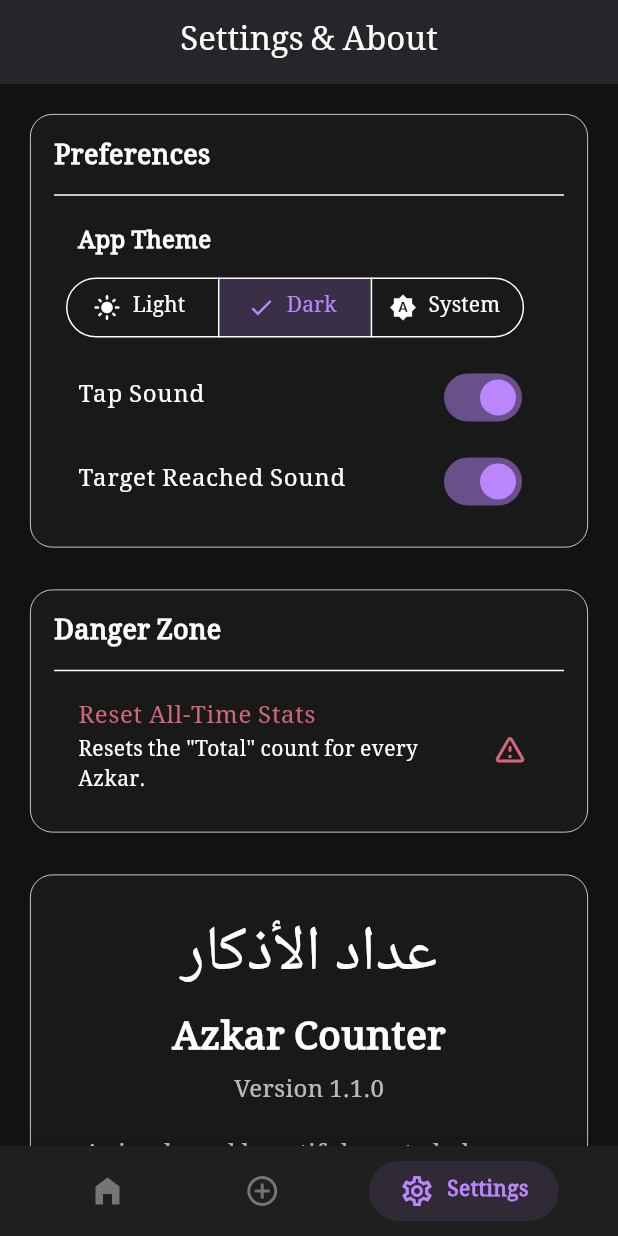
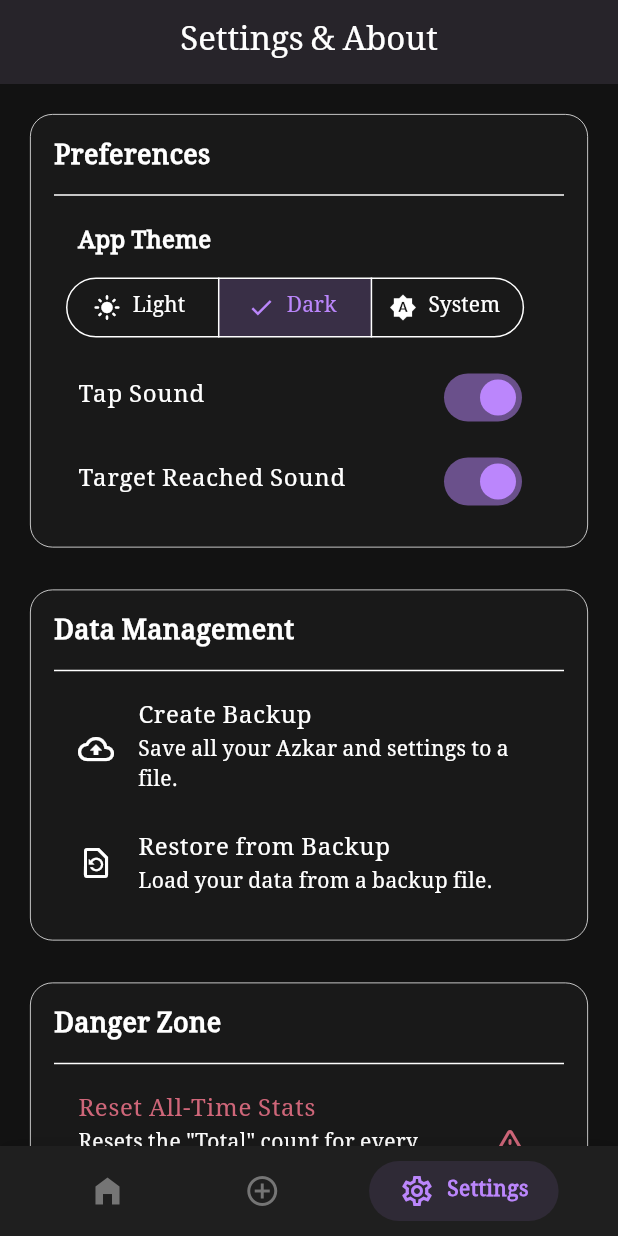
Before and after one commit to thenasihun/azkar-counter-app, a Flutter app: the screen it shows after launch, item 3 of the bottom bar chosen, on a phone screen of 412 x 824 dp. Run offline on Flutter 3.47's test engine with Material 3 defaults, Android fonts, the phone set to English and light mode, and no system bars; our stand-ins replace file_picker, hive, shared_preferences, vibration; accounts and stored records are empty.

Commit message:
added: backup & restore

```diff
--- a/lib/providers/azkar_provider.dart
+++ b/lib/providers/azkar_provider.dart
@@ -56,7 +56,6 @@ class AzkarProvider with ChangeNotifier {
     notifyListeners();
   }
 
-  // Resets the "Total" count for every Azkar in the list
   Future<void> resetAllTotalCounts() async {
     for (var azkar in _azkarList) {
       azkar.totalCount = 0;
@@ -77,6 +76,15 @@ class AzkarProvider with ChangeNotifier {
     notifyListeners();
   }
 
+  /// Replaces the entire database with data from a backup file.
+  Future<void> restoreAzkar(List<AzkarModel> restoredAzkar) async {
+    final box = await _storageService.openBox();
+    await box.clear(); // Clear all existing data
+    await box.addAll(restoredAzkar); // Add the restored data
+    _azkarList = box.values.toList(); // Reload the list from the box
+    notifyListeners();
+  }
+
   void _resetDailyCountsIfNeeded() {
     final now = DateTime.now();
     for (var azkar in _azkarList) {
--- /dev/null
+++ b/lib/services/backup_service.dart
@@ -0,0 +1,135 @@
+import 'dart:convert';
+import 'dart:io';
+import 'package:azkar_counter/models/azkar_model.dart';
+import 'package:file_picker/file_picker.dart';
+import 'package:flutter/material.dart';
+import 'package:intl/intl.dart';
+import 'package:provider/provider.dart';
+import 'package:azkar_counter/providers/azkar_provider.dart';
+import 'package:azkar_counter/providers/settings_provider.dart';
+import 'package:azkar_counter/providers/theme_provider.dart';
+
+class BackupService {
+  // --- Create Backup ---
+  static Future<void> createBackup(BuildContext context) async {
+    try {
+      // Gather all data from providers
+      final azkarProvider = Provider.of<AzkarProvider>(context, listen: false);
+      final settingsProvider = Provider.of<SettingsProvider>(context, listen: false);
+      final themeProvider = Provider.of<ThemeProvider>(context, listen: false);
+
+      // Create a map of all Azkar data
+      final List<Map<String, dynamic>> azkarData =
+          azkarProvider.azkarList.map((azkar) {
+        return {
+          'title': azkar.title,
+          'arabic': azkar.arabic,
+          'meaning': azkar.meaning,
+          'dailyCount': azkar.dailyCount,
+          'totalCount': azkar.totalCount,
+          'isCustom': azkar.isCustom,
+          'lastUpdated': azkar.lastUpdated.toIso8601String(),
+          'targetCount': azkar.targetCount,
+        };
+      }).toList();
+
+      // Create a map for all settings
+      final Map<String, dynamic> settingsData = {
+        'themeMode': themeProvider.themeMode.index,
+        'isTapSoundOn': settingsProvider.isTapSoundOn,
+        'isTargetSoundOn': settingsProvider.isTargetSoundOn,
+      };
+
+      // Combine everything into a single backup object
+      final Map<String, dynamic> backupData = {
+        'backupDate': DateTime.now().toIso8601String(),
+        'azkarList': azkarData,
+        'settings': settingsData,
+      };
+
+      // Convert the map to a JSON string
+      final String jsonString = jsonEncode(backupData);
+
+      // Generate a default file name
+      final String fileName =
+          'azkar_counter_backup_${DateFormat('yyyy-MM-dd_HH-mm').format(DateTime.now())}.json';
+
+      // Use `saveFile` which handles permissions automatically by letting the user choose the location.
+      final String? result = await FilePicker.platform.saveFile(
+        dialogTitle: 'Please select an output file:',
+        fileName: fileName,
+        bytes: utf8.encode(jsonString),
+      );
+
+      // The 'result' will be the path if the file was saved, or null if the user canceled.
+      if (result != null) {
+        // ignore: use_build_context_synchronously
+        ScaffoldMessenger.of(context).showSnackBar(
+          SnackBar(content: Text('Backup created successfully: $fileName')),
+        );
+      } else {
+        // User canceled the dialog
+      }
+    } catch (e) {
+      // ignore: use_build_context_synchronously
+      ScaffoldMessenger.of(context).showSnackBar(
+        SnackBar(content: Text('Error creating backup: $e')),
+      );
+    }
+  }
+
+  // --- Restore from Backup ---
+  static Future<void> restoreFromBackup(BuildContext context) async {
+    try {
+      final FilePickerResult? result = await FilePicker.platform.pickFiles(
+        type: FileType.custom,
+        allowedExtensions: ['json'],
+      );
+
+      if (result != null) {
+        final File file = File(result.files.single.path!);
+        final String jsonString = await file.readAsString();
+        final Map<String, dynamic> backupData = jsonDecode(jsonString);
+
+        // Restore Azkar data
+        final List<dynamic> azkarData = backupData['azkarList'];
+        final List<AzkarModel> restoredAzkar = azkarData.map((data) {
+          return AzkarModel(
+            title: data['title'],
+            arabic: data['arabic'],
+            meaning: data['meaning'],
+            dailyCount: data['dailyCount'],
+            totalCount: data['totalCount'],
+            isCustom: data['isCustom'],
+            lastUpdated: DateTime.parse(data['lastUpdated']),
+            targetCount: data['targetCount'],
+          );
+        }).toList();
+
+        // Restore settings data
+        final Map<String, dynamic> settingsData = backupData['settings'];
+        final ThemeMode themeMode = ThemeMode.values[settingsData['themeMode']];
+        final bool isTapSoundOn = settingsData['isTapSoundOn'];
+        final bool isTargetSoundOn = settingsData['isTargetSoundOn'];
+
+        // Apply the restored data using providers
+        // ignore: use_build_context_synchronously
+        Provider.of<AzkarProvider>(context, listen: false)
+            .restoreAzkar(restoredAzkar);
+        // ignore: use_build_context_synchronously
+        Provider.of<ThemeProvider>(context, listen: false).setTheme(themeMode);
+        // ignore: use_build_context_synchronously
+        Provider.of<SettingsProvider>(context, listen: false)
+            .restoreSoundSettings(isTapSoundOn, isTargetSoundOn);
+
+        ScaffoldMessenger.of(context).showSnackBar(
+          const SnackBar(content: Text('Backup restored successfully!')),
+        );
+      }
+    } catch (e) {
+      ScaffoldMessenger.of(context).showSnackBar(
+        SnackBar(content: Text('Error restoring backup: $e')),
+      );
+    }
+  }
+}
--- a/lib/services/local_storage_service.dart
+++ b/lib/services/local_storage_service.dart
@@ -15,13 +15,39 @@ class LocalStorageService {
     return await Hive.openBox<AzkarModel>(azkarBoxName);
   }
 
+  // Updated to include default target counts
   List<AzkarModel> getPreloadedAzkar() {
     return [
-      AzkarModel(title: 'Allahu Akbar', arabic: 'الله أكبر', meaning: 'Allah is the Greatest', lastUpdated: DateTime.now()),
-      AzkarModel(title: 'SubhanAllah', arabic: 'سبحان الله', meaning: 'Glory be to Allah', lastUpdated: DateTime.now()),
-      AzkarModel(title: 'Alhamdulillah', arabic: 'الحمد لله', meaning: 'Praise be to Allah', lastUpdated: DateTime.now()),
-      AzkarModel(title: 'La ilaha illallah', arabic: 'لا إله إلا الله', meaning: 'There is no god but Allah', lastUpdated: DateTime.now()),
-      AzkarModel(title: 'Astaghfirullah', arabic: 'أستغفر الله', meaning: 'I seek forgiveness from Allah', lastUpdated: DateTime.now()),
+      AzkarModel(
+          title: 'Allahu Akbar',
+          arabic: 'الله أكبر',
+          meaning: 'Allah is the Greatest',
+          lastUpdated: DateTime.now(),
+          targetCount: 33),
+      AzkarModel(
+          title: 'SubhanAllah',
+          arabic: 'سبحان الله',
+          meaning: 'Glory be to Allah',
+          lastUpdated: DateTime.now(),
+          targetCount: 33),
+      AzkarModel(
+          title: 'Alhamdulillah',
+          arabic: 'الحمد لله',
+          meaning: 'Praise be to Allah',
+          lastUpdated: DateTime.now(),
+          targetCount: 33),
+      AzkarModel(
+          title: 'La ilaha illallah',
+          arabic: 'لا إله إلا الله',
+          meaning: 'There is no god but Allah',
+          lastUpdated: DateTime.now(),
+          targetCount: 100), // Special target for this Azkar
+      AzkarModel(
+          title: 'Astaghfirullah',
+          arabic: 'أستغفر الله',
+          meaning: 'I seek forgiveness from Allah',
+          lastUpdated: DateTime.now(),
+          targetCount: 33),
     ];
   }
 }
--- a/lib/views/home_screen.dart
+++ b/lib/views/home_screen.dart
@@ -18,11 +18,10 @@ class _HomeScreenState extends State<HomeScreen> {
 
   @override
   Widget build(BuildContext context) {
-    // The screens managed by the bottom navigation bar
     final List<Widget> screens = [
       _buildDefaultAzkarList(),
       _buildCustomAzkarList(),
-      const SettingsScreen(), // Replaced InfoScreen with SettingsScreen
+      const SettingsScreen(),
     ];
 
     return Scaffold(
@@ -106,33 +105,20 @@ class _HomeScreenState extends State<HomeScreen> {
     );
   }
 
-  Widget _buildHeader(BuildContext context) {
-    final themeProvider = Provider.of<ThemeProvider>(context, listen: false);
-    IconData themeIcon;
-    switch (themeProvider.themeMode) {
-      case ThemeMode.light:
-        themeIcon = Icons.dark_mode_outlined;
-        break;
-      case ThemeMode.dark:
-        themeIcon = Icons.light_mode_outlined;
-        break;
-      case ThemeMode.system:
-        final brightness = MediaQuery.of(context).platformBrightness;
-        themeIcon = brightness == Brightness.dark
-            ? Icons.brightness_auto_outlined
-            : Icons.brightness_auto_outlined;
-        break;
-    }
-
-    return Stack(
+  // Updated Header for better padding and layout
+  PreferredSizeWidget _buildHeader(BuildContext context) {
+    return PreferredSize(
+      preferredSize: const Size.fromHeight(210), // Adjusted height
+      child: Stack(
         children: [
           Container(
             width: double.infinity,
-          padding: EdgeInsets.only(
-            top: MediaQuery.of(context).padding.top + 10,
-            bottom: 20,
-            left: 20,
-            right: 20,
+            // This padding creates the outer boundary for the inner card
+            padding: EdgeInsets.fromLTRB(
+              16, // Left padding
+              MediaQuery.of(context).padding.top + 16, // Top padding + safe area
+              16, // Right padding
+              16, // Bottom padding
             ),
             decoration: const BoxDecoration(
               gradient: LinearGradient(
@@ -141,8 +127,10 @@ class _HomeScreenState extends State<HomeScreen> {
                 end: Alignment.bottomRight,
               ),
             ),
+            // The inner container now fills the padded space
             child: Container(
-            padding: const EdgeInsets.all(24.0),
+              padding:
+                  const EdgeInsets.symmetric(horizontal: 24, vertical: 16),
               decoration: BoxDecoration(
                   color: Theme.of(context).cardColor.withOpacity(0.95),
                   borderRadius: BorderRadius.circular(20),
@@ -154,30 +142,31 @@ class _HomeScreenState extends State<HomeScreen> {
                     )
                   ]),
               child: Column(
+                mainAxisAlignment: MainAxisAlignment.center, // Vertically centers the text
                 children: [
                   Text("عداد الأذكار",
                       style: TextStyle(
-                        fontFamily: 'NotoNaskhArabic',
-                        fontSize: 36,
+                          fontFamily: 'Uthmanic',
+                          fontSize: 30,
                           color: Theme.of(context).colorScheme.onSurface)),
-                const SizedBox(height: 8),
+                  const SizedBox(height: 4),
                   Text("Azkar Counter",
                       style: TextStyle(
-                        fontSize: 24,
+                          fontSize: 20,
                           fontWeight: FontWeight.bold,
                           color: Theme.of(context).colorScheme.onSurface)),
                   const SizedBox(height: 4),
                   Text("Remember Allah with every breath",
                       style: TextStyle(
-                        fontSize: 16,
+                          fontSize: 13,
                           color: Theme.of(context)
                               .colorScheme
                               .onSurface
                               .withOpacity(0.6))),
-                const SizedBox(height: 8),
+                  const SizedBox(height: 6),
                   Text("by nasihun.com",
                       style: TextStyle(
-                        fontSize: 14,
+                          fontSize: 12,
                           color: Theme.of(context)
                               .colorScheme
                               .onSurface
@@ -188,15 +177,13 @@ class _HomeScreenState extends State<HomeScreen> {
             ),
           ),
         ],
+      ),
     );
   }
 
   Widget _buildDefaultAzkarList() {
     return Scaffold(
-      appBar: PreferredSize(
-        preferredSize: const Size.fromHeight(180),
-        child: _buildHeader(context),
-      ),
+      appBar: _buildHeader(context),
       body: Consumer<AzkarProvider>(
         builder: (context, provider, child) {
           final defaultAzkarList =
--- a/lib/views/settings_screen.dart
+++ b/lib/views/settings_screen.dart
@@ -1,3 +1,4 @@
+import 'package:azkar_counter/services/backup_service.dart';
 import 'package:flutter/material.dart';
 import 'package:provider/provider.dart';
 import 'package:azkar_counter/providers/azkar_provider.dart';
@@ -82,6 +83,25 @@ class SettingsScreen extends StatelessWidget {
                     settings.toggleTargetSound,
                   );
                 }),
+              ],
+            ),
+            const SizedBox(height: 20),
+            _buildSectionCard(
+              context: context,
+              title: 'Data Management',
+              items: [
+                ListTile(
+                  leading: const Icon(Icons.backup_outlined),
+                  title: const Text('Create Backup'),
+                  subtitle: const Text('Save all your Azkar and settings to a file.'),
+                  onTap: () => BackupService.createBackup(context),
+                ),
+                ListTile(
+                  leading: const Icon(Icons.restore_page_outlined),
+                  title: const Text('Restore from Backup'),
+                  subtitle: const Text('Load your data from a backup file.'),
+                  onTap: () => BackupService.restoreFromBackup(context),
+                ),
               ],
             ),
             const SizedBox(height: 20),
```
Also changed, not shown: lib/providers/settings_provider.dart (+9 -5 lines), lib/views/counter_screen.dart (+20 -12 lines), pubspec.yaml (+12 -3 lines), assets/images/app_icon.png, pubspec.lock, 71 other files. Lines whose indentation alone changed are shown as unchanged.
